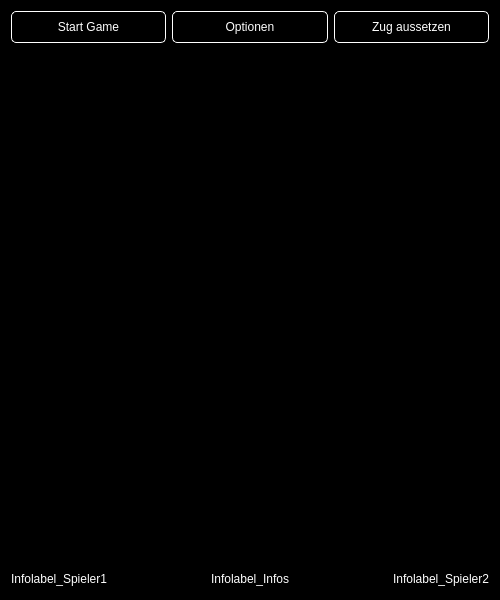
Before: the Qt Designer form gamewidget.ui in Rhagnur/BelegReversi, drawn with Qt 5.
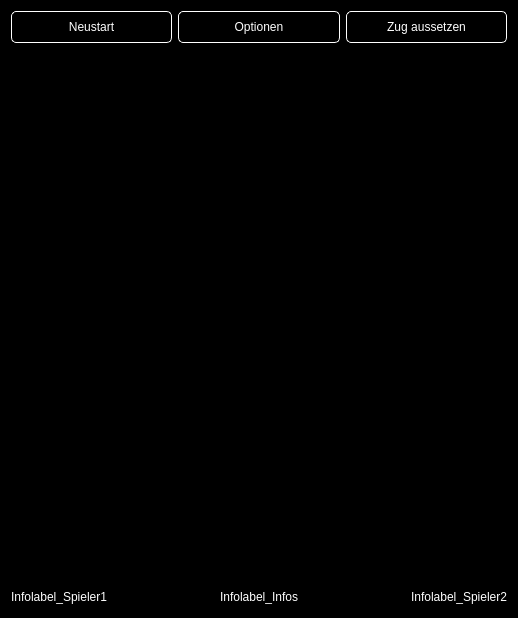
After: the same form once the commit is applied.

The edit to the form file:
```diff
--- a/gamewidget.ui
+++ b/gamewidget.ui
@@ -6,8 +6,8 @@
    <rect>
     <x>0</x>
     <y>0</y>
-    <width>500</width>
-    <height>600</height>
+    <width>518</width>
+    <height>618</height>
    </rect>
   </property>
   <property name="windowTitle">
@@ -17,21 +17,8 @@
    <string notr="true">background-color: rgb(0, 0, 0);
 border: 0;</string>
   </property>
-  <widget class="QWidget" name="centralWidget">
-   <property name="geometry">
-    <rect>
-     <x>0</x>
-     <y>0</y>
-     <width>500</width>
-     <height>600</height>
-    </rect>
-   </property>
-   <property name="minimumSize">
-    <size>
-     <width>500</width>
-     <height>600</height>
-    </size>
-   </property>
+  <layout class="QVBoxLayout" name="verticalLayout">
+   <item>
    <layout class="QVBoxLayout" name="verticalLayout_3">
     <property name="sizeConstraint">
      <enum>QLayout::SetDefaultConstraint</enum>
@@ -51,7 +38,7 @@
 border-radius: 5px;</string>
           </property>
           <property name="text">
-           <string>Start Game</string>
+            <string>Neustart</string>
           </property>
          </widget>
         </item>
@@ -90,6 +77,8 @@
      </layout>
     </item>
     <item>
+      <layout class="QHBoxLayout" name="horizontalLayout_3">
+       <item>
      <widget class="QGraphicsView" name="graphicsViewField">
       <property name="sizePolicy">
        <sizepolicy hsizetype="Expanding" vsizetype="Expanding">
@@ -116,9 +105,11 @@
        <enum>Qt::ScrollBarAlwaysOff</enum>
       </property>
       <property name="alignment">
-       <set>Qt::AlignLeading|Qt::AlignLeft|Qt::AlignTop</set>
-      </property>
-     </widget>
+          <set>Qt::AlignHCenter|Qt::AlignTop</set>
+         </property>
+        </widget>
+       </item>
+      </layout>
     </item>
     <item>
      <layout class="QHBoxLayout" name="horizontalLayout_2">
@@ -226,7 +217,8 @@
      </layout>
     </item>
    </layout>
-  </widget>
+   </item>
+  </layout>
  </widget>
  <layoutdefault spacing="6" margin="11"/>
  <resources/>
```
Left out of the diff: 3 changed lines with no effect on the pictures. Lines whose indentation alone changed are shown as unchanged.
